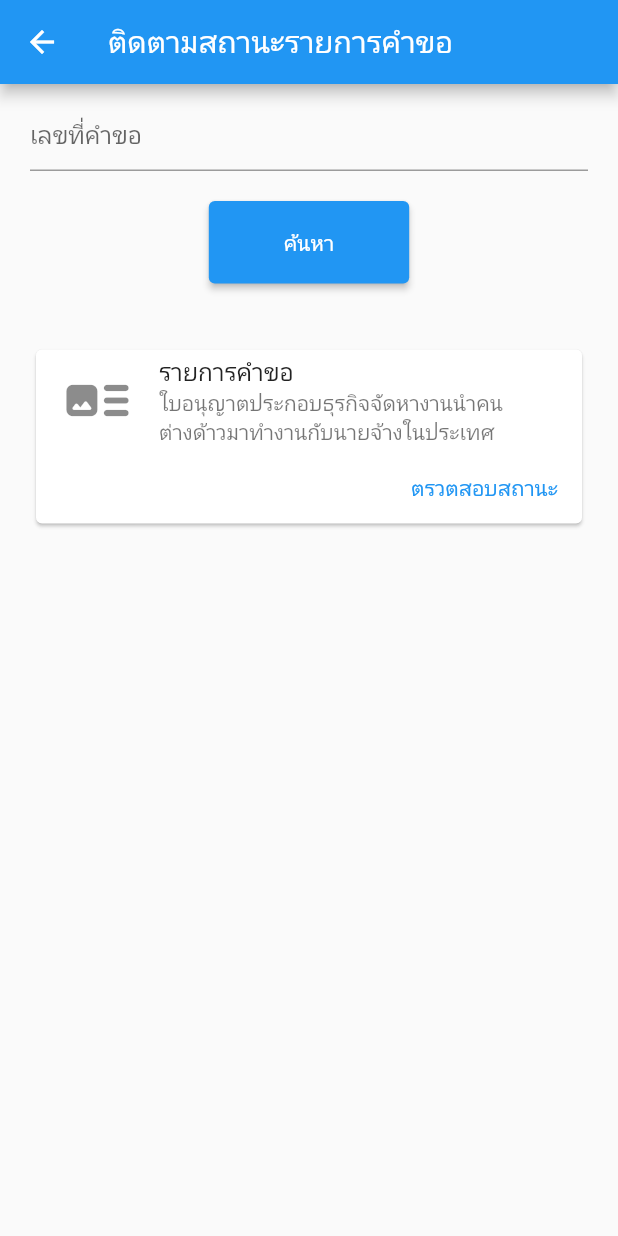
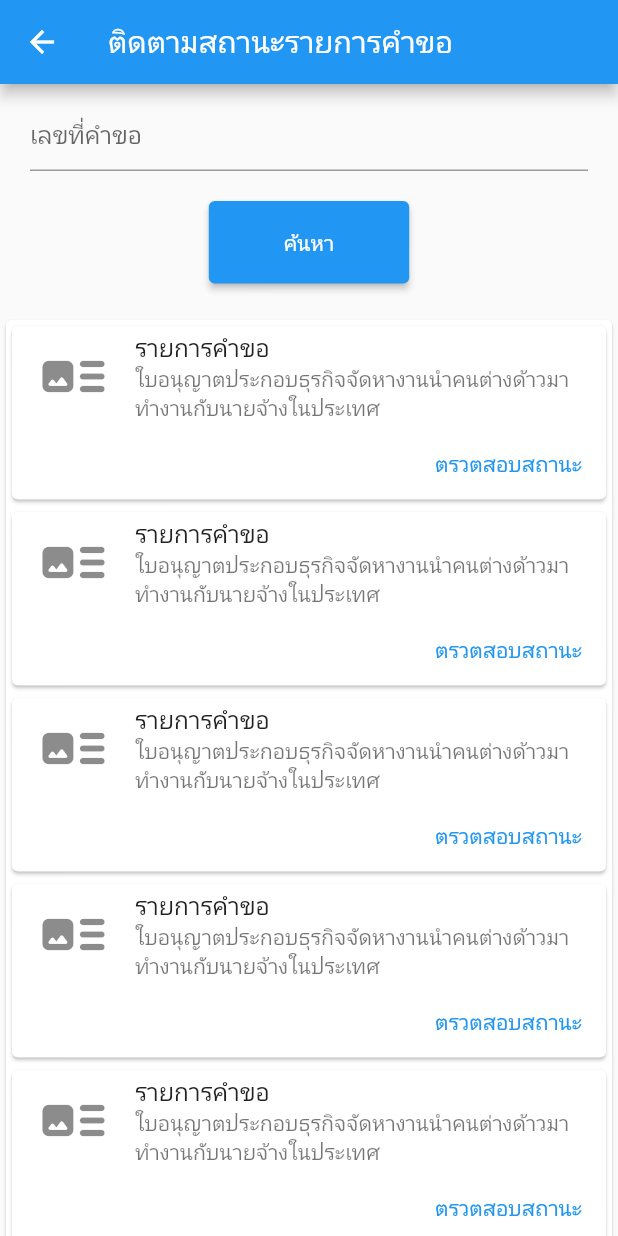
Before and after one commit to ppoptimus/license_mobile, a Flutter app: the SearchPage screen opened directly, on a phone screen of 412 x 824 dp. Run offline on Flutter 3.47's test engine with Material 2 defaults, Android fonts, the phone set to English and light mode, and no system bars.

Commit message:
start for

```diff
--- a/lib/searchRequest.dart
+++ b/lib/searchRequest.dart
@@ -1,3 +1,5 @@
+// ignore_for_file: prefer_const_constructors
+
 import 'package:flutter/material.dart';
 
 void main() => runApp(SearchPage());
@@ -5,6 +7,13 @@ void main() => runApp(SearchPage());
 class SearchPage extends StatelessWidget {
   SearchPage({super.key});
   String requestNo = "";
+
+  List employees = [
+    {"id": 1, "name": "Mohan"},
+    {"id": 2, "name": "Rohit"},
+    {"id": 3, "name": "Ganesh"},
+    {"id": 4, "name": "Yogesh"}
+  ];
 
   @override
   Widget build(BuildContext context) {
@@ -32,9 +41,18 @@ class SearchPage extends StatelessWidget {
               },
             ),
           ),
-          Container(
-              padding: EdgeInsets.all(20),
-              child: Card(
+          Card(
+            child: Column(mainAxisSize: MainAxisSize.min, children: getData()),
+          )
+        ]),
+      ),
+    );
+  }
+
+  List<Widget> getData() {
+    List<Widget> data = [];
+    for (var i = 0; i < 5; i++) {
+      data.add(Card(
           child: Column(
         mainAxisSize: MainAxisSize.min,
         children: [
@@ -55,9 +73,8 @@ class SearchPage extends StatelessWidget {
             ],
           ),
         ],
-              )))
-        ]),
-      ),
-    );
+      )));
+    }
+    return data;
   }
 }
```
Lines whose indentation alone changed are shown as unchanged.
